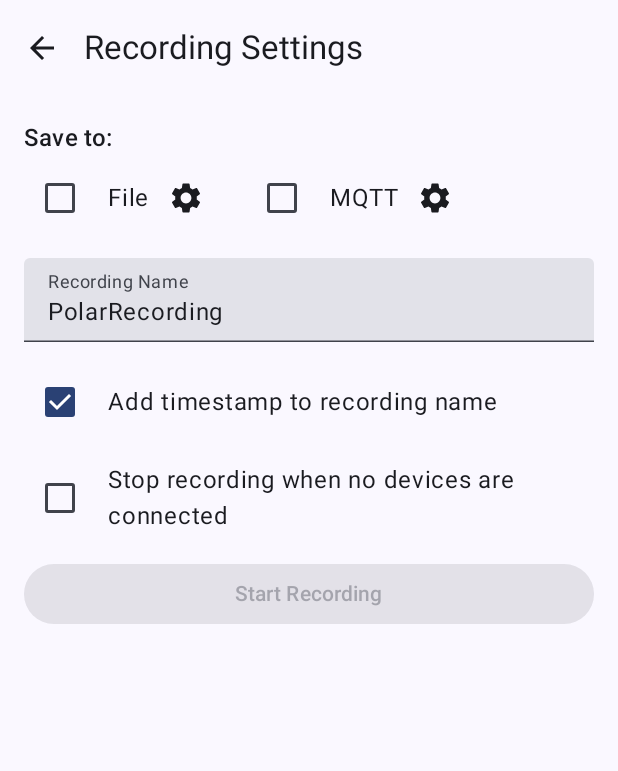
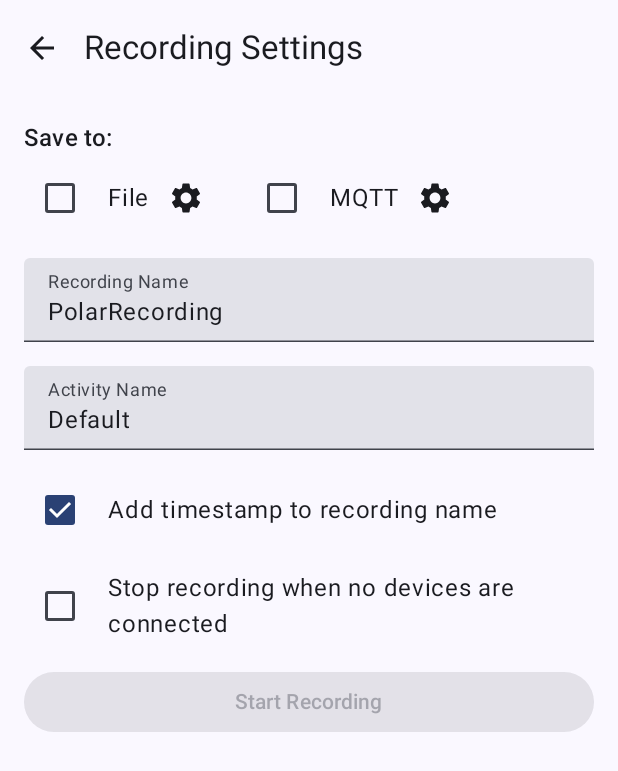
Before and after one commit to Boelensman1/PolarRecorder, an Android app built with Jetpack Compose: the RecordingSettingsScreen screen opened through its navigation route, on a phone screen of 412 x 824 dp. Shown: the top 771 px of the screen. Run offline under Robolectric (Android 15) with nearby library versions, the light colour scheme and no system bars; our stand-ins replace RxJava, livedata-compose; libraries missing offline, so code that uses them is left out: com.hivemq.client, com.polar.androidcommunications, com.polar.sdk, kotlinx.coroutines.rx3; missing, so only their content is drawn: CompositionLocalProvider; 5 statements that could not run were skipped.

Commit message:
Add the option to  log activity name with a default name of "Default"

```diff
--- a/app/app/src/main/java/com/wboelens/polarrecorder/dataSavers/DataSaver.kt
+++ b/app/app/src/main/java/com/wboelens/polarrecorder/dataSavers/DataSaver.kt
@@ -44,6 +44,8 @@ abstract class DataSaver(
       phoneTimestamp: Long,
       deviceId: String,
       recordingName: String,
+
+      activityName: String,
       dataType: String,
       data: Any,
   )
@@ -52,6 +54,8 @@ abstract class DataSaver(
       phoneTimestamp: Long,
       deviceId: String,
       recordingName: String,
+
+      activityName: String,
       dataType: String,
       data: Any,
   ): String {
@@ -60,6 +64,7 @@ abstract class DataSaver(
             "phoneTimestamp" to phoneTimestamp,
             "deviceId" to deviceId,
             "recordingName" to recordingName,
+            "activityName" to activityName,
             "dataType" to dataType,
             "data" to data,
         ),
@@ -69,6 +74,9 @@ abstract class DataSaver(
   // Initialise if needed
   open fun initSaving(
       recordingName: String,
+
+      activityName: String,
+
       deviceIdsWithInfo: Map<String, DeviceInfoForDataSaver>,
   ) {
     // Reset initialization state when starting a new initialization
--- a/app/app/src/main/java/com/wboelens/polarrecorder/managers/PreferencesManager.kt
+++ b/app/app/src/main/java/com/wboelens/polarrecorder/managers/PreferencesManager.kt
@@ -25,6 +25,8 @@ object Preferences {
   val FILE_SYSTEM_ENABLED = PreferenceConfig("file_system_enabled", false)
 
   val RECORDING_NAME = PreferenceConfig("recording_name", "PolarRecording")
+
+  val ACTIVITY_NAME = PreferenceConfig("activity_name", "Default")
   val RECORDING_NAME_APPEND_TIMESTAMP = PreferenceConfig("recording_name_append_timestamp", true)
   val RECORDING_STOP_ON_DISCONNECT = PreferenceConfig("recording_stop_on_disconnect", false)
 }
@@ -125,6 +127,13 @@ class PreferencesManager(context: Context) {
       mPref.edit().putString(Preferences.RECORDING_NAME.key, name).apply()
     }
 
+  var activityName: String
+    get() =
+      mPref.getString(Preferences.ACTIVITY_NAME.key, Preferences.ACTIVITY_NAME.defaultValue)!!
+    set(name) {
+      mPref.edit().putString(Preferences.ACTIVITY_NAME.key, name).apply()
+    }
+
   var recordingNameAppendTimestamp: Boolean
     get() =
         mPref.getBoolean(
--- a/app/app/src/main/java/com/wboelens/polarrecorder/recording/RecordingOrchestrator.kt
+++ b/app/app/src/main/java/com/wboelens/polarrecorder/recording/RecordingOrchestrator.kt
@@ -341,6 +341,7 @@ class RecordingOrchestrator(
                         phoneTimestamp,
                         deviceId,
                         currentRecordingName,
+                        preferencesManager.activityName,
                         dataType.name,
                         batchData,
                     )
@@ -414,6 +415,7 @@ class RecordingOrchestrator(
                 entry.timestamp,
                 device.info.deviceId,
                 currentRecordingName,
+                preferencesManager.activityName,
                 "LOG",
                 data,
             )
@@ -452,6 +454,7 @@ class RecordingOrchestrator(
             clock.currentTimeMillis(),
             device.info.deviceId,
             currentRecordingName,
+            preferencesManager.activityName,
             EVENT_LOG_DATA_TYPE,
             data,
         )
--- a/app/app/src/main/java/com/wboelens/polarrecorder/ui/screens/RecordingSettingsScreen.kt
+++ b/app/app/src/main/java/com/wboelens/polarrecorder/ui/screens/RecordingSettingsScreen.kt
@@ -46,6 +46,7 @@ fun RecordingSettingsScreen(
 ) {
   val connectedDevices = deviceViewModel.connectedDevices.observeAsState(emptySet()).value
   var recordingName by remember { mutableStateOf(preferencesManager.recordingName) }
+  var activityName by remember {mutableStateOf(preferencesManager.activityName)}
   var appendTimestamp by remember {
     mutableStateOf(preferencesManager.recordingNameAppendTimestamp)
   }
@@ -96,6 +97,23 @@ fun RecordingSettingsScreen(
             },
         )
 
+        TextField(
+            value = activityName,
+            onValueChange = {
+              activityName = it
+              preferencesManager.activityName = it
+            },
+            label = { Text("Activity Name") },
+            modifier = Modifier.fillMaxWidth(),
+            singleLine = true,
+            isError = activityName.isEmpty(),
+            supportingText = {
+              if (recordingName.isEmpty()) {
+                Text("Activity name is required", color = MaterialTheme.colorScheme.error)
+              }
+            },
+        )
+
         CheckboxWithLabel(
             label = "Add timestamp to recording name",
             checked = appendTimestamp,
```
Also changed, not shown: app/app/src/main/java/com/wboelens/polarrecorder/dataSavers/FileSystemDataSaver.kt (+7 -2 lines), app/app/src/main/java/com/wboelens/polarrecorder/dataSavers/MQTTDataSaver.kt (+5 -2 lines), app/app/src/main/java/com/wboelens/polarrecorder/ui/screens/DataSaverInitializationScreen.kt (+6 -1 lines), 2 other files.
